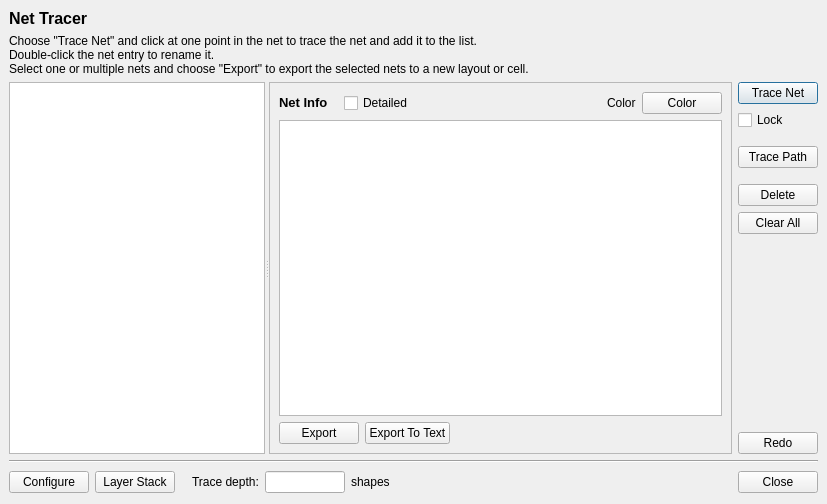
Qt form src/plugins/tools/net_tracer/lay_plugin/NetTracerDialog.ui (KLayout/klayout) before a commit.
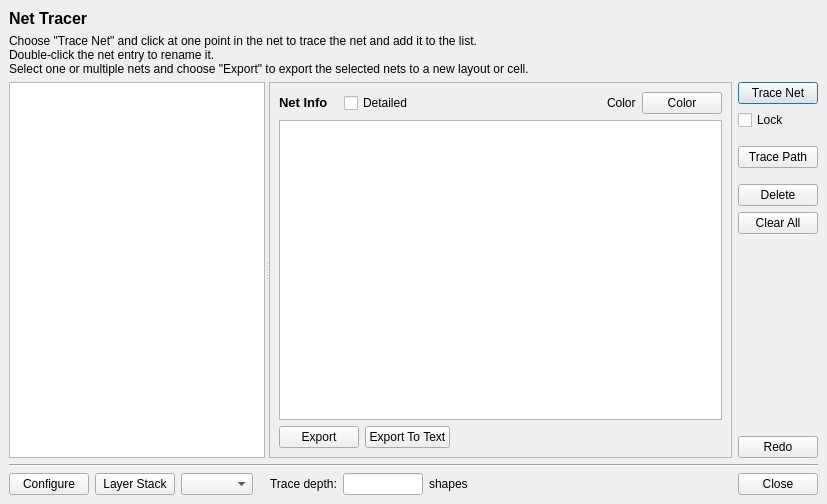
The same form after that commit. Custom widgets are drawn as their Qt base class.

Commit message: Multiple stacks for net tracer - finished selection box in net tracer dialog

Diff of the .ui file:
```diff
--- a/src/plugins/tools/net_tracer/lay_plugin/NetTracerDialog.ui
+++ b/src/plugins/tools/net_tracer/lay_plugin/NetTracerDialog.ui
@@ -29,24 +29,14 @@
    <property name="spacing">
     <number>6</number>
    </property>
-   <item row="3" column="0" rowspan="2" colspan="8">
+   <item row="3" column="0" rowspan="2" colspan="9">
     <widget class="Line" name="line">
      <property name="orientation">
       <enum>Qt::Horizontal</enum>
      </property>
     </widget>
    </item>
-   <item row="5" column="0" rowspan="2">
-    <widget class="QPushButton" name="configure_pb">
-     <property name="text">
-      <string>Configure</string>
-     </property>
-     <property name="autoDefault">
-      <bool>false</bool>
-     </property>
-    </widget>
-   </item>
-   <item row="1" column="0" colspan="8">
+   <item row="1" column="0" colspan="9">
     <widget class="QLabel" name="label_2">
      <property name="sizePolicy">
       <sizepolicy hsizetype="Preferred" vsizetype="Minimum">
@@ -67,7 +57,7 @@
      </property>
     </widget>
    </item>
-   <item row="2" column="7">
+   <item row="2" column="8">
     <widget class="QFrame" name="frame">
      <property name="minimumSize">
       <size>
@@ -196,60 +186,7 @@
      </layout>
     </widget>
    </item>
-   <item row="5" column="2">
-    <spacer name="horizontalSpacer">
-     <property name="orientation">
-      <enum>Qt::Horizontal</enum>
-     </property>
-     <property name="sizeType">
-      <enum>QSizePolicy::Fixed</enum>
-     </property>
-     <property name="sizeHint" stdset="0">
-      <size>
-       <width>5</width>
-       <height>20</height>
-      </size>
-     </property>
-    </spacer>
-   </item>
-   <item row="5" column="3" rowspan="2">
-    <widget class="QLabel" name="label_5">
-     <property name="text">
-      <string>Trace depth:</string>
-     </property>
-    </widget>
-   </item>
-   <item row="5" column="7" rowspan="2">
-    <widget class="QPushButton" name="close_pb">
-     <property name="text">
-      <string>Close</string>
-     </property>
-    </widget>
-   </item>
-   <item row="5" column="6" rowspan="2">
-    <widget class="QLabel" name="tech_info_label">
-     <property name="sizePolicy">
-      <sizepolicy hsizetype="Preferred" vsizetype="Preferred">
-       <horstretch>1</horstretch>
-       <verstretch>0</verstretch>
-      </sizepolicy>
-     </property>
-     <property name="text">
-      <string/>
-     </property>
-    </widget>
-   </item>
-   <item row="5" column="1" rowspan="2">
-    <widget class="QPushButton" name="stack_pb">
-     <property name="text">
-      <string>Layer Stack</string>
-     </property>
-     <property name="autoDefault">
-      <bool>false</bool>
-     </property>
-    </widget>
-   </item>
-   <item row="2" column="0" colspan="7">
+   <item row="2" column="0" colspan="8">
     <widget class="QSplitter" name="splitter">
      <property name="sizePolicy">
       <sizepolicy hsizetype="Expanding" vsizetype="Preferred">
@@ -477,7 +414,23 @@
      </widget>
     </widget>
    </item>
-   <item row="0" column="0" colspan="8">
+   <item row="5" column="3">
+    <spacer name="horizontalSpacer">
+     <property name="orientation">
+      <enum>Qt::Horizontal</enum>
+     </property>
+     <property name="sizeType">
+      <enum>QSizePolicy::Fixed</enum>
+     </property>
+     <property name="sizeHint" stdset="0">
+      <size>
+       <width>5</width>
+       <height>20</height>
+      </size>
+     </property>
+    </spacer>
+   </item>
+   <item row="0" column="0" colspan="9">
     <widget class="QLabel" name="label_3">
      <property name="sizePolicy">
       <sizepolicy hsizetype="Preferred" vsizetype="Minimum">
@@ -498,14 +451,54 @@
      </property>
     </widget>
    </item>
-   <item row="5" column="5" rowspan="2">
+   <item row="5" column="2">
+    <widget class="QComboBox" name="stack_selector">
+     <property name="sizePolicy">
+      <sizepolicy hsizetype="Preferred" vsizetype="Ignored">
+       <horstretch>0</horstretch>
+       <verstretch>0</verstretch>
+      </sizepolicy>
+     </property>
+     <property name="sizeAdjustPolicy">
+      <enum>QComboBox::AdjustToContents</enum>
+     </property>
+    </widget>
+   </item>
+   <item row="5" column="1">
+    <widget class="QPushButton" name="stack_pb">
+     <property name="text">
+      <string>Layer Stack</string>
+     </property>
+     <property name="autoDefault">
+      <bool>false</bool>
+     </property>
+    </widget>
+   </item>
+   <item row="5" column="0">
+    <widget class="QPushButton" name="configure_pb">
+     <property name="text">
+      <string>Configure</string>
+     </property>
+     <property name="autoDefault">
+      <bool>false</bool>
+     </property>
+    </widget>
+   </item>
+   <item row="5" column="8">
+    <widget class="QPushButton" name="close_pb">
+     <property name="text">
+      <string>Close</string>
+     </property>
+    </widget>
+   </item>
+   <item row="5" column="6">
     <widget class="QLabel" name="label_6">
      <property name="text">
       <string>shapes</string>
      </property>
     </widget>
    </item>
-   <item row="5" column="4" rowspan="2">
+   <item row="5" column="5">
     <widget class="QLineEdit" name="depth_le">
      <property name="sizePolicy">
       <sizepolicy hsizetype="Fixed" vsizetype="Fixed">
@@ -521,6 +514,26 @@
      </property>
     </widget>
    </item>
+   <item row="5" column="4">
+    <widget class="QLabel" name="label_5">
+     <property name="text">
+      <string>Trace depth:</string>
+     </property>
+    </widget>
+   </item>
+   <item row="5" column="7">
+    <widget class="QLabel" name="tech_info_label">
+     <property name="sizePolicy">
+      <sizepolicy hsizetype="Preferred" vsizetype="Preferred">
+       <horstretch>1</horstretch>
+       <verstretch>0</verstretch>
+      </sizepolicy>
+     </property>
+     <property name="text">
+      <string/>
+     </property>
+    </widget>
+   </item>
   </layout>
  </widget>
  <customwidgets>
```
Left out of the diff: 2 changed lines with no effect on the pictures. The commit also changes 6 other files.
